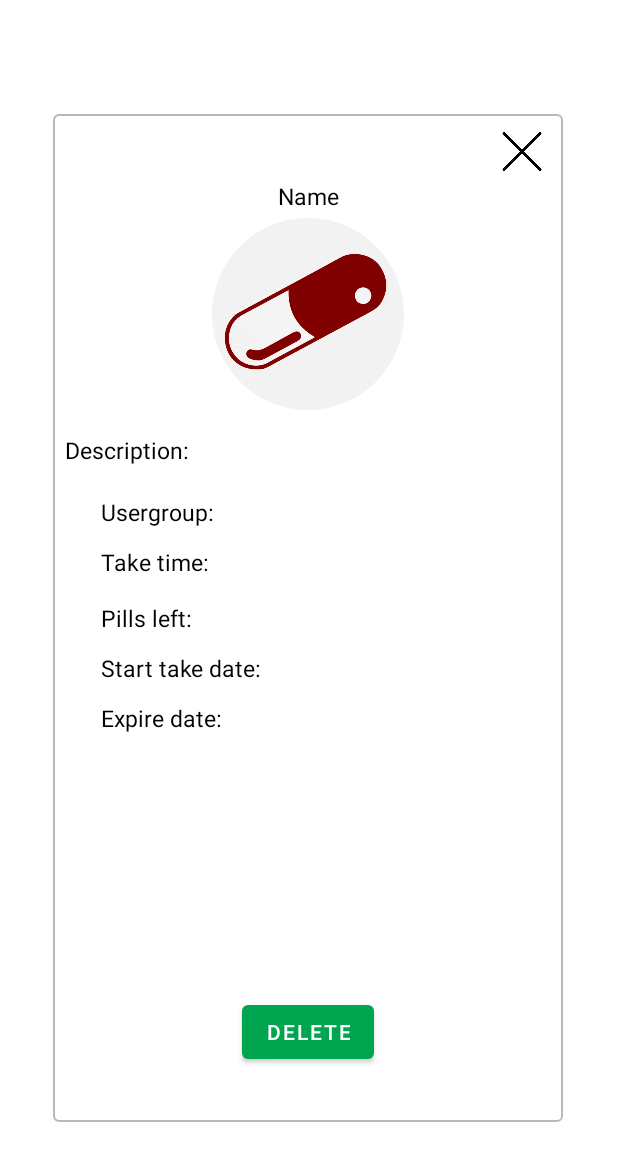
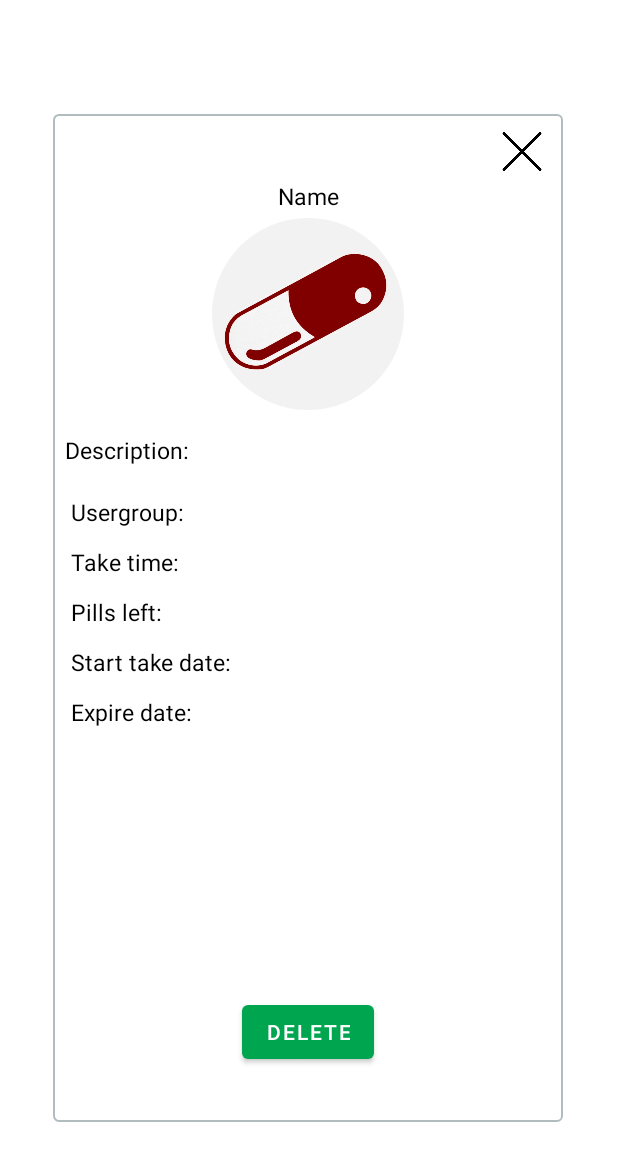
Before and after one commit to drdolgosheev/organizer-client, an Android app: the layout activity_drug_info_card.xml on its own in the app's theme, with its tools: preview values and no code run, on a phone screen of 412 x 824 dp. Shown: the top 1161 px of the screen. Run offline under Robolectric (Android 15) with nearby library versions, the light colour scheme and no system bars.

Commit message:
bug fixed

```diff
--- a/app/src/main/res/layout/activity_drug_info_card.xml
+++ b/app/src/main/res/layout/activity_drug_info_card.xml
@@ -43,8 +43,8 @@ tools:context=".activities.DrugInfoCard">
             android:id="@+id/drug_info_user_group_text_view"
             android:layout_width="wrap_content"
             android:layout_height="wrap_content"
-            android:layout_marginStart="32dp"
-            android:layout_marginLeft="32dp"
+            android:layout_marginStart="12dp"
+            android:layout_marginLeft="12dp"
             android:layout_marginTop="20dp"
             android:text="Usergroup: "
             android:textColor="#000"
@@ -56,8 +56,8 @@ tools:context=".activities.DrugInfoCard">
             android:id="@+id/drug_info_user_take_time_text_view"
             android:layout_width="wrap_content"
             android:layout_height="wrap_content"
-            android:layout_marginStart="32dp"
-            android:layout_marginLeft="32dp"
+            android:layout_marginStart="12dp"
+            android:layout_marginLeft="12dp"
             android:layout_marginTop="12dp"
             android:text="Take time: "
             android:textColor="#000"
@@ -69,9 +69,9 @@ tools:context=".activities.DrugInfoCard">
             android:id="@+id/drug_info_user_pills_num_text_view"
             android:layout_width="wrap_content"
             android:layout_height="wrap_content"
-            android:layout_marginStart="32dp"
-            android:layout_marginLeft="32dp"
-            android:layout_marginTop="16dp"
+            android:layout_marginStart="12dp"
+            android:layout_marginLeft="12dp"
+            android:layout_marginTop="12dp"
             android:text="Pills left: "
             android:textColor="#000"
             android:textSize="15sp"
@@ -82,8 +82,8 @@ tools:context=".activities.DrugInfoCard">
             android:id="@+id/drug_info_user_exp_date_text_view"
             android:layout_width="wrap_content"
             android:layout_height="wrap_content"
-            android:layout_marginStart="32dp"
-            android:layout_marginLeft="32dp"
+            android:layout_marginStart="12dp"
+            android:layout_marginLeft="12dp"
             android:layout_marginTop="12dp"
             android:text="Expire date: "
             android:textColor="#000"
@@ -131,8 +131,8 @@ tools:context=".activities.DrugInfoCard">
             android:id="@+id/drug_info_start_take_date"
             android:layout_width="wrap_content"
             android:layout_height="wrap_content"
-            android:layout_marginStart="32dp"
-            android:layout_marginLeft="32dp"
+            android:layout_marginStart="12dp"
+            android:layout_marginLeft="12dp"
             android:layout_marginTop="12dp"
             android:text="Start take date: "
             android:textColor="#000"
```
